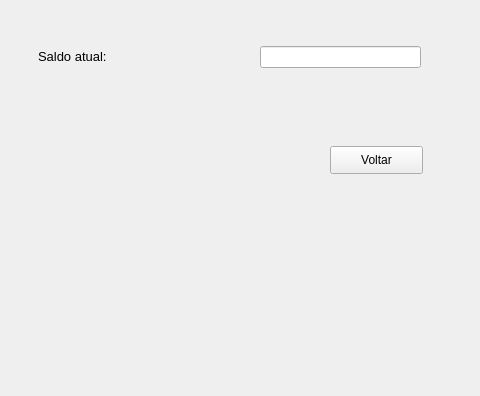
Bryan-martins/Banco, file Front-End/Tela_Deposito.ui: the form before one commit; both pictures show x 0 to 480 and y 204 to 600 of the 800 by 600 pixel window.
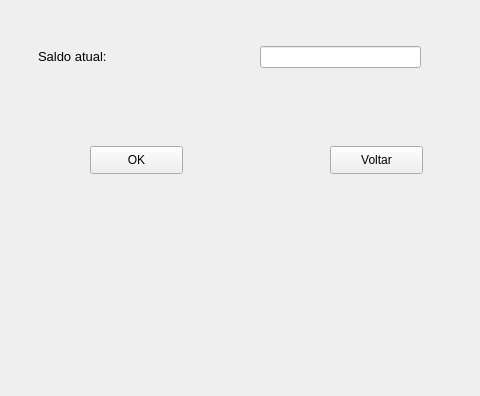
The form after the commit.

Commit message: atualização tela de Deposito

```diff
--- a/Front-End/Tela_Deposito.ui
+++ b/Front-End/Tela_Deposito.ui
@@ -129,6 +129,19 @@
      <string>Voltar</string>
     </property>
    </widget>
+   <widget class="QPushButton" name="pushButton_2">
+    <property name="geometry">
+     <rect>
+      <x>90</x>
+      <y>350</y>
+      <width>93</width>
+      <height>28</height>
+     </rect>
+    </property>
+    <property name="text">
+     <string>OK</string>
+    </property>
+   </widget>
   </widget>
   <widget class="QStatusBar" name="statusbar"/>
  </widget>
```
The commit also changes 1 other file.
